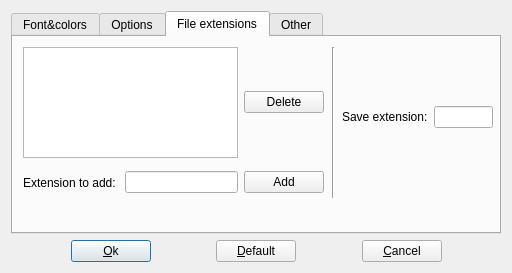
Qt form src/setupdialog.ui (GCodeProjects/GCodeWorkShop) before a commit.
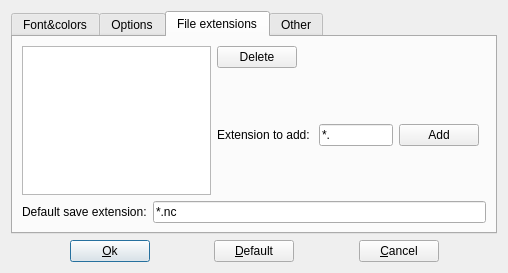
The same form after that commit. The open tabs and pages were chosen to show the change. Icons and pictures are not drawn.

Patch:
```diff
--- a/src/setupdialog.ui
+++ b/src/setupdialog.ui
@@ -6,8 +6,8 @@
    <rect>
     <x>0</x>
     <y>0</y>
-    <width>512</width>
-    <height>266</height>
+    <width>508</width>
+    <height>273</height>
    </rect>
   </property>
   <property name="windowTitle">
@@ -392,15 +392,8 @@
       <attribute name="title">
        <string>File extensions</string>
       </attribute>
-      <widget class="QWidget" name="horizontalLayoutWidget">
-       <property name="geometry">
-        <rect>
-         <x>10</x>
-         <y>10</y>
-         <width>301</width>
-         <height>111</height>
-        </rect>
-       </property>
+      <layout class="QVBoxLayout" name="verticalLayout_3">
+       <item>
        <layout class="QHBoxLayout" name="horizontalLayout_3">
         <item>
          <widget class="QListWidget" name="lstExtensions">
@@ -410,23 +403,49 @@
          </widget>
         </item>
         <item>
+          <layout class="QVBoxLayout" name="verticalLayout_5">
+           <item>
+            <layout class="QHBoxLayout" name="horizontalLayout_9">
+             <item>
          <widget class="QPushButton" name="btnDeleteExtension">
           <property name="text">
            <string>Delete</string>
           </property>
-         </widget>
-        </item>
-       </layout>
-      </widget>
-      <widget class="QWidget" name="horizontalLayoutWidget_2">
-       <property name="geometry">
-        <rect>
-         <x>10</x>
-         <y>130</y>
-         <width>301</width>
-         <height>31</height>
-        </rect>
-       </property>
+               <property name="icon">
+                <iconset resource="application.qrc">
+                 <normaloff>:/images/list-remove.png</normaloff>:/images/list-remove.png</iconset>
+               </property>
+              </widget>
+             </item>
+             <item>
+              <spacer name="horizontalSpacer_9">
+               <property name="orientation">
+                <enum>Qt::Horizontal</enum>
+               </property>
+               <property name="sizeHint" stdset="0">
+                <size>
+                 <width>40</width>
+                 <height>20</height>
+                </size>
+               </property>
+              </spacer>
+             </item>
+            </layout>
+           </item>
+           <item>
+            <spacer name="verticalSpacer_3">
+             <property name="orientation">
+              <enum>Qt::Vertical</enum>
+             </property>
+             <property name="sizeHint" stdset="0">
+              <size>
+               <width>20</width>
+               <height>40</height>
+              </size>
+             </property>
+            </spacer>
+           </item>
+           <item>
        <layout class="QHBoxLayout" name="horizontalLayout_6">
         <item>
          <widget class="QLabel" name="label_3">
@@ -436,31 +455,64 @@
          </widget>
         </item>
         <item>
-         <widget class="QLineEdit" name="edtExtension"/>
+              <widget class="QLineEdit" name="edtExtension">
+               <property name="inputMask">
+                <string>*.Aaa; </string>
+               </property>
+               <property name="text">
+                <string>*.</string>
+               </property>
+              </widget>
         </item>
         <item>
          <widget class="QPushButton" name="btnAddExtension">
           <property name="text">
            <string>Add</string>
           </property>
-         </widget>
-        </item>
-       </layout>
-      </widget>
-      <widget class="QWidget" name="horizontalLayoutWidget_3">
-       <property name="geometry">
-        <rect>
-         <x>329</x>
-         <y>40</y>
-         <width>151</width>
-         <height>80</height>
-        </rect>
-       </property>
+               <property name="icon">
+                <iconset resource="application.qrc">
+                 <normaloff>:/images/add.png</normaloff>:/images/add.png</iconset>
+               </property>
+              </widget>
+             </item>
+             <item>
+              <spacer name="horizontalSpacer_7">
+               <property name="orientation">
+                <enum>Qt::Horizontal</enum>
+               </property>
+               <property name="sizeHint" stdset="0">
+                <size>
+                 <width>40</width>
+                 <height>20</height>
+                </size>
+               </property>
+              </spacer>
+             </item>
+            </layout>
+           </item>
+           <item>
+            <spacer name="verticalSpacer_6">
+             <property name="orientation">
+              <enum>Qt::Vertical</enum>
+             </property>
+             <property name="sizeHint" stdset="0">
+              <size>
+               <width>20</width>
+               <height>40</height>
+              </size>
+             </property>
+            </spacer>
+           </item>
+          </layout>
+         </item>
+        </layout>
+       </item>
+       <item>
        <layout class="QHBoxLayout" name="horizontalLayout_7">
         <item>
          <widget class="QLabel" name="label_4">
           <property name="text">
-           <string>Save extension:</string>
+            <string>Default save extension:</string>
           </property>
          </widget>
         </item>
@@ -469,28 +521,17 @@
           <property name="toolTip">
            <string>Extension to be added to filename when saving</string>
           </property>
-         </widget>
-        </item>
-       </layout>
-      </widget>
-      <widget class="Line" name="line">
-       <property name="geometry">
-        <rect>
-         <x>310</x>
-         <y>10</y>
-         <width>20</width>
-         <height>151</height>
-        </rect>
-       </property>
-       <property name="orientation">
-        <enum>Qt::Vertical</enum>
-       </property>
-      </widget>
-      <zorder>horizontalLayoutWidget</zorder>
-      <zorder>horizontalLayoutWidget_2</zorder>
-      <zorder>horizontalLayoutWidget_3</zorder>
-      <zorder>line</zorder>
-      <zorder></zorder>
+           <property name="inputMask">
+            <string>*.Aaa; </string>
+           </property>
+           <property name="text">
+            <string>*.nc</string>
+           </property>
+          </widget>
+         </item>
+        </layout>
+       </item>
+      </layout>
      </widget>
      <widget class="QWidget" name="otherTab">
       <attribute name="title">
```
Left out of the diff: 2 changed lines with no effect on the pictures. Lines whose indentation alone changed are shown as unchanged.
